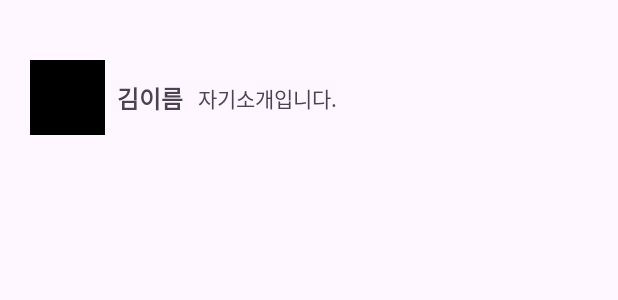
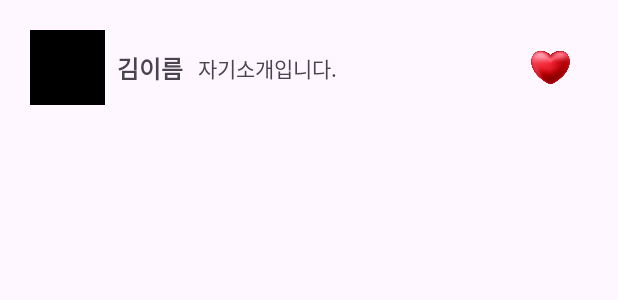
Before and after one commit to DO-SOPT-ANDROID/kanghee-park, an Android app: the layout item_friend_profile.xml on its own in the app's theme, with its tools: preview values and no code run, on a phone screen of 412 x 824 dp. Shown: the top 300 px of the screen. Run offline under Robolectric (Android 15) with nearby library versions, the phone set to English and light mode, and no system bars.

Commit message:
[fix] drawble 이미지 안되던 것 수정 및 ImageView 추가

```diff
--- a/app/src/main/res/layout/item_friends.xml
+++ b/app/src/main/res/layout/item_friend_profile.xml
@@ -9,23 +9,24 @@
 
         <variable
             name="data"
-            type="org.sopt.dosopttemplate.data.Profile" />
+            type="org.sopt.dosopttemplate.data.ProfileModel.FriendProfile" />
     </data>
 
     <androidx.constraintlayout.widget.ConstraintLayout
         android:layout_width="match_parent"
-        android:layout_height="match_parent">
+        android:layout_height="wrap_content">
 
         <ImageView
             android:id="@+id/iv_profile"
             android:layout_width="50dp"
             android:layout_height="0dp"
             android:layout_marginStart="20dp"
-            android:layout_marginTop="40dp"
+            android:layout_marginVertical="20dp"
             android:scaleType="centerCrop"
-            android:src="@{data.profileImage}"
+            android:src="@{context.getDrawable(data.profileImage)}"
             app:layout_constraintDimensionRatio="1"
             app:layout_constraintStart_toStartOf="parent"
+            app:layout_constraintBottom_toBottomOf="parent"
             app:layout_constraintTop_toTopOf="parent"
             tools:src="@color/black" />
 
@@ -49,11 +50,24 @@
             android:layout_marginStart="10dp"
             android:layout_marginEnd="20dp"
             android:maxLines="1"
-            android:text="@{data.self_description}"
+            android:text="@{data.description}"
             app:layout_constraintBottom_toBottomOf="@id/iv_profile"
             app:layout_constraintStart_toEndOf="@id/tv_name"
             app:layout_constraintTop_toTopOf="@id/iv_profile"
             tools:text="자기소개입니다." />
 
+        <ImageView
+            android:id="@+id/iv_heart"
+            android:layout_width="30dp"
+            android:layout_height="0dp"
+            android:layout_marginEnd="30dp"
+            android:scaleType="centerCrop"
+            android:src="@drawable/heart"
+            android:visibility="@{data.heart == true? View.VISIBLE : View.INVISIBLE}"
+            app:layout_constraintBottom_toBottomOf="@id/iv_profile"
+            app:layout_constraintDimensionRatio="1"
+            app:layout_constraintEnd_toEndOf="parent"
+            app:layout_constraintTop_toTopOf="@id/iv_profile" />
+
     </androidx.constraintlayout.widget.ConstraintLayout>
 </layout>
```
